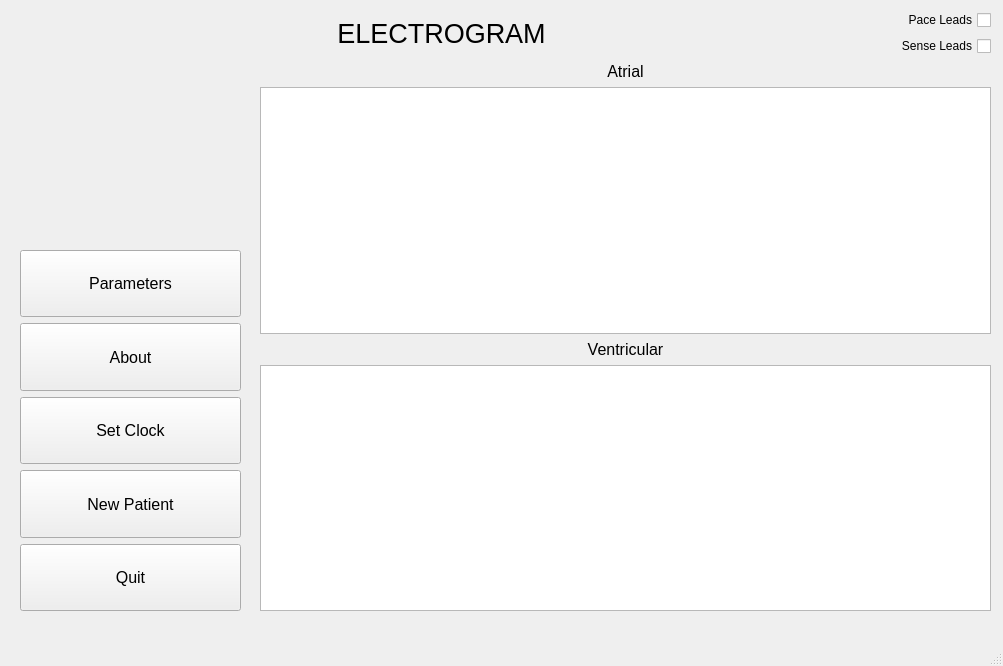
Qt form DCM/ui_files/dcm.ui (CarlosCapili/3K04-Pacemaker-Project) before a commit.
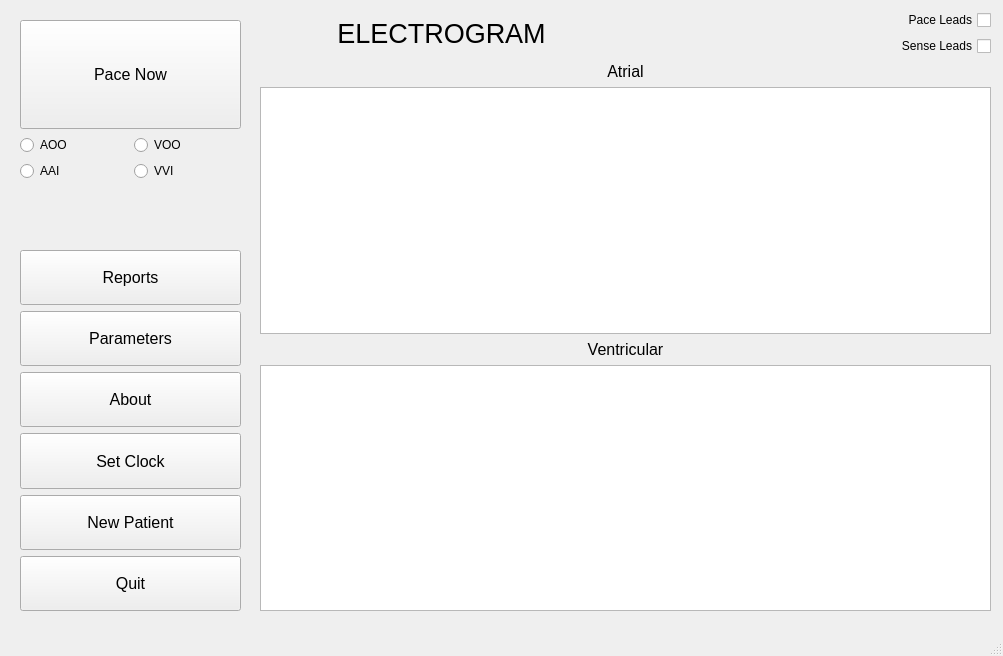
The same form after that commit.

```diff
--- a/DCM/ui_files/dcm.ui
+++ b/DCM/ui_files/dcm.ui
@@ -7,7 +7,7 @@
     <x>0</x>
     <y>0</y>
     <width>1003</width>
-    <height>666</height>
+    <height>656</height>
    </rect>
   </property>
   <property name="windowTitle">
@@ -25,7 +25,25 @@
     </property>
     <layout class="QVBoxLayout" name="verticalLayout">
      <item>
-      <widget class="QPushButton" name="aboutButton_2">
+      <widget class="QPushButton" name="reportsButton">
+       <property name="sizePolicy">
+        <sizepolicy hsizetype="Minimum" vsizetype="Preferred">
+         <horstretch>0</horstretch>
+         <verstretch>0</verstretch>
+        </sizepolicy>
+       </property>
+       <property name="font">
+        <font>
+         <pointsize>12</pointsize>
+        </font>
+       </property>
+       <property name="text">
+        <string>Reports</string>
+       </property>
+      </widget>
+     </item>
+     <item>
+      <widget class="QPushButton" name="parametersButton">
        <property name="sizePolicy">
         <sizepolicy hsizetype="Minimum" vsizetype="Preferred">
          <horstretch>0</horstretch>
@@ -220,7 +238,69 @@
         </widget>
        </item>
        <item>
-        <widget class="QGraphicsView" name="graphicsView_2"/>
+        <widget class="QGraphicsView" name="ventricularGraphics"/>
+       </item>
+      </layout>
+     </item>
+    </layout>
+   </widget>
+   <widget class="QWidget" name="verticalLayoutWidget_2">
+    <property name="geometry">
+     <rect>
+      <x>20</x>
+      <y>20</y>
+      <width>221</width>
+      <height>161</height>
+     </rect>
+    </property>
+    <layout class="QVBoxLayout" name="verticalLayout_5">
+     <item>
+      <widget class="QPushButton" name="paceButton">
+       <property name="sizePolicy">
+        <sizepolicy hsizetype="Minimum" vsizetype="Preferred">
+         <horstretch>0</horstretch>
+         <verstretch>0</verstretch>
+        </sizepolicy>
+       </property>
+       <property name="font">
+        <font>
+         <pointsize>12</pointsize>
+        </font>
+       </property>
+       <property name="text">
+        <string>Pace Now</string>
+       </property>
+      </widget>
+     </item>
+     <item>
+      <layout class="QGridLayout" name="gridLayout">
+       <item row="1" column="0">
+        <widget class="QRadioButton" name="aaiButton">
+         <property name="text">
+          <string>AAI</string>
+         </property>
+        </widget>
+       </item>
+       <item row="0" column="0">
+        <widget class="QRadioButton" name="aooButton">
+         <property name="text">
+          <string>AOO</string>
+         </property>
+        </widget>
+       </item>
+       <item row="0" column="1">
+        <widget class="QRadioButton" name="vooButton">
+         <property name="text">
+          <string>VOO</string>
+         </property>
+        </widget>
+       </item>
+       <item row="1" column="1">
+        <widget class="QRadioButton" name="vviButton">
+         <property name="text">
+          <string>VVI</string>
+         </property>
+        </widget>
        </item>
       </layout>
      </item>
```
Left out of the diff: 8 changed lines with no effect on the pictures.
